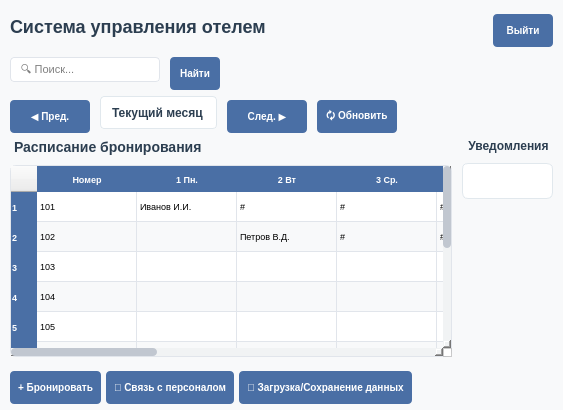
Qt form UI/Reg/Регистратор итог.ui (Ainyr-Akhmadishin/Hotel_management_system) before a commit.
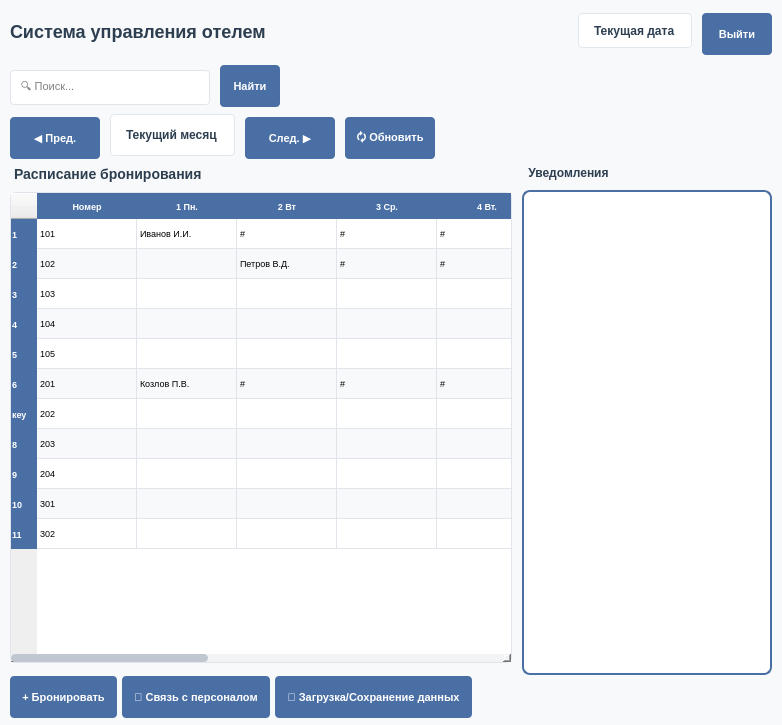
The same form after that commit.

```diff
--- a/UI/Reg/Регистратор итог.ui
+++ b/UI/Reg/Регистратор итог.ui
@@ -14,11 +14,11 @@
     background-color: #4a6fa5;
     color: white;
     border: none;
-    padding: 4px 8px;
+    padding: 6px 12px;
     border-radius: 4px;
     font-weight: bold;
-    min-height: 25px;
-    font-size: 10px;
+    min-height: 30px;
+    font-size: 11px;
 }
 QPushButton:hover {
     background-color: #3a5a80;
@@ -150,18 +150,40 @@
         </property>
        </spacer>
       </item>
+      <item>
+       <widget class="QLabel" name="current_date_label">
+            <property name="minimumSize">
+                <size>
+                    <width>0</width>
+                    <height>35</height>
+                </size>
+            </property>
+            <property name="maximumSize">
+                <size>
+                    <width>16777215</width>
+                    <height>35</height>
+                </size>
+            </property>
+            <property name="styleSheet">
+                <string notr="true">font-size: 12px; font-weight: bold; color: #2c3e50; background-color: white; padding: 8px 12px; border-radius: 4px; border: 1px solid #e1e8ed;</string>
+            </property>
+            <property name="text">
+                <string>Текущая дата</string>
+            </property>
+        </widget>
+      </item>
       <item>
        <widget class="QPushButton" name="exit_button">
         <property name="minimumSize">
          <size>
-          <width>60</width>
-          <height>33</height>
+          <width>70</width>
+          <height>35</height>
          </size>
         </property>
         <property name="maximumSize">
          <size>
-          <width>60</width>
-          <height>25</height>
+          <width>70</width>
+          <height>35</height>
          </size>
         </property>
         <property name="text">
@@ -175,35 +197,35 @@
      <layout class="QHBoxLayout" name="search_layout">
       <item>
        <widget class="QLineEdit" name="search_input">
-        <property name="minimumSize">
-         <size>
-          <width>150</width>
-          <height>25</height>
-         </size>
-        </property>
-        <property name="maximumSize">
-         <size>
-          <width>150</width>
-          <height>25</height>
-         </size>
-        </property>
-        <property name="placeholderText">
-         <string>🔍 Поиск...</string>
-        </property>
-       </widget>
+            <property name="minimumSize">
+                <size>
+                    <width>200</width>
+                    <height>35</height>
+                </size>
+            </property>
+            <property name="maximumSize">
+                <size>
+                    <width>200</width>
+                    <height>25</height>
+                </size>
+            </property>
+            <property name="placeholderText">
+                <string>🔍 Поиск...</string>
+            </property>
+        </widget>
       </item>
       <item>
        <widget class="QPushButton" name="search_button">
         <property name="minimumSize">
          <size>
-          <width>50</width>
-          <height>33</height>
+          <width>60</width>
+          <height>35</height>
          </size>
         </property>
         <property name="maximumSize">
          <size>
-          <width>50</width>
-          <height>25</height>
+          <width>60</width>
+          <height>35</height>
          </size>
         </property>
         <property name="text">
@@ -232,14 +254,14 @@
        <widget class="QPushButton" name="prev_month_button">
         <property name="minimumSize">
          <size>
-          <width>80</width>
-          <height>33</height>
+          <width>90</width>
+          <height>35</height>
          </size>
         </property>
         <property name="maximumSize">
          <size>
-          <width>80</width>
-          <height>25</height>
+          <width>90</width>
+          <height>35</height>
          </size>
         </property>
         <property name="text">
@@ -250,7 +272,7 @@
       <item>
        <widget class="QLabel" name="current_month_label">
         <property name="styleSheet">
-         <string notr="true">font-size: 12px; font-weight: bold; color: #2c3e50; background-color: white; padding: 4px 8px; border-radius: 4px; border: 1px solid #e1e8ed;</string>
+         <string notr="true">font-size: 12px; font-weight: bold; color: #2c3e50; background-color: white; padding: 6px 12px; border-radius: 4px; border: 1px solid #e1e8ed;</string>
         </property>
         <property name="text">
          <string>Текущий месяц</string>
@@ -261,14 +283,14 @@
        <widget class="QPushButton" name="next_month_button">
         <property name="minimumSize">
          <size>
-          <width>80</width>
-          <height>33</height>
+          <width>90</width>
+          <height>35</height>
          </size>
         </property>
         <property name="maximumSize">
          <size>
-          <width>80</width>
-          <height>25</height>
+          <width>90</width>
+          <height>35</height>
          </size>
         </property>
         <property name="text">
@@ -280,14 +302,14 @@
        <widget class="QPushButton" name="Button">
         <property name="minimumSize">
          <size>
-          <width>80</width>
-          <height>33</height>
+          <width>90</width>
+          <height>35</height>
          </size>
         </property>
         <property name="maximumSize">
          <size>
-          <width>80</width>
-          <height>25</height>
+          <width>90</width>
+          <height>35</height>
          </size>
         </property>
         <property name="text">
@@ -642,13 +664,13 @@
             <property name="minimumSize">
              <size>
               <width>0</width>
-              <height>33</height>
+              <height>35</height>
              </size>
             </property>
             <property name="maximumSize">
              <size>
               <width>16777215</width>
-              <height>25</height>
+              <height>35</height>
              </size>
             </property>
             <property name="text">
@@ -661,13 +683,13 @@
             <property name="minimumSize">
              <size>
               <width>0</width>
-              <height>33</height>
+              <height>35</height>
              </size>
             </property>
             <property name="maximumSize">
              <size>
               <width>16777215</width>
-              <height>25</height>
+              <height>35</height>
              </size>
             </property>
             <property name="text">
@@ -680,13 +702,13 @@
             <property name="minimumSize">
              <size>
               <width>0</width>
-              <height>33</height>
+              <height>35</height>
              </size>
             </property>
             <property name="maximumSize">
              <size>
               <width>16777215</width>
-              <height>25</height>
+              <height>35</height>
              </size>
             </property>
             <property name="text">
@@ -740,11 +762,24 @@
         </item>
         <item>
          <widget class="QFrame" name="notifications_frame">
+          <property name="minimumSize">
+           <size>
+            <width>250</width>
+            <height>485</height>
+           </size>
+          </property>
+          <property name="maximumSize">
+           <size>
+            <width>250</width>
+            <height>600</height>
+           </size>
+          </property>
           <property name="styleSheet">
-           <string notr="true">background-color: white; 
-            border-radius: 6px; 
-            padding: 8px;
-            border: 1px solid #e1e8ed;</string>
+           <string notr="true">background-color: white;
+          border-radius: 8px;
+          padding: 8px;
+          border: 2px solid #4a6fa5;
+          box-shadow: 0 2px 8px rgba(74, 111, 165, 0.2);</string>
           </property>
           <property name="frameShape">
            <enum>QFrame::StyledPanel</enum>
```
